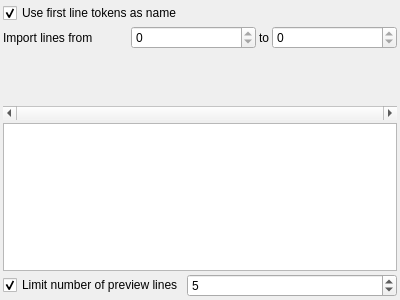
The window that library/tulip-gui/designer/CSVImportConfigurationWidget.ui (vadivelselvaraj/TulipGLImprovement) describes before a commit, drawn with Qt 5.
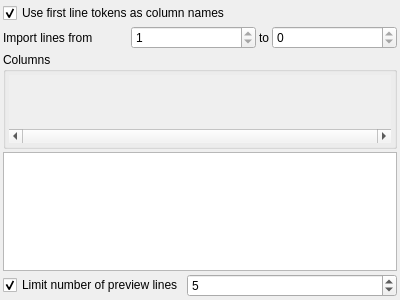
The same window after the commit. Custom widgets are drawn as their Qt base class.

```diff
--- a/library/tulip-gui/designer/CSVImportConfigurationWidget.ui
+++ b/library/tulip-gui/designer/CSVImportConfigurationWidget.ui
@@ -23,7 +23,7 @@
    <item>
     <widget class="QCheckBox" name="useFirstLineAsPropertyNamecheckBox">
      <property name="text">
-      <string>Use first line tokens as name</string>
+      <string>Use first line tokens as column names</string>
      </property>
      <property name="checked">
       <bool>true</bool>
@@ -41,8 +41,14 @@
      </item>
      <item>
       <widget class="QSpinBox" name="fromLineSpinBox">
+       <property name="minimum">
+        <number>1</number>
+       </property>
        <property name="maximum">
-        <number>0</number>
+        <number>1</number>
+       </property>
+       <property name="value">
+        <number>1</number>
        </property>
       </widget>
      </item>
@@ -69,9 +75,27 @@
     </layout>
    </item>
    <item>
+    <widget class="QGroupBox" name="groupBox">
+     <property name="sizePolicy">
+      <sizepolicy hsizetype="Expanding" vsizetype="Fixed">
+       <horstretch>0</horstretch>
+       <verstretch>0</verstretch>
+      </sizepolicy>
+     </property>
+     <property name="title">
+      <string>Columns</string>
+     </property>
+     <layout class="QVBoxLayout" name="verticalLayout_2">
+      <property name="spacing">
+       <number>0</number>
+      </property>
+      <property name="margin">
+       <number>3</number>
+      </property>
+      <item>
     <widget class="QScrollArea" name="propertiesListScrollArea">
      <property name="sizePolicy">
-      <sizepolicy hsizetype="Expanding" vsizetype="Expanding">
+         <sizepolicy hsizetype="Expanding" vsizetype="Fixed">
        <horstretch>0</horstretch>
        <verstretch>0</verstretch>
       </sizepolicy>
@@ -124,6 +148,9 @@
        </property>
       </layout>
      </widget>
+       </widget>
+      </item>
+     </layout>
     </widget>
    </item>
    <item>
```
Lines whose indentation alone changed are shown as unchanged.
